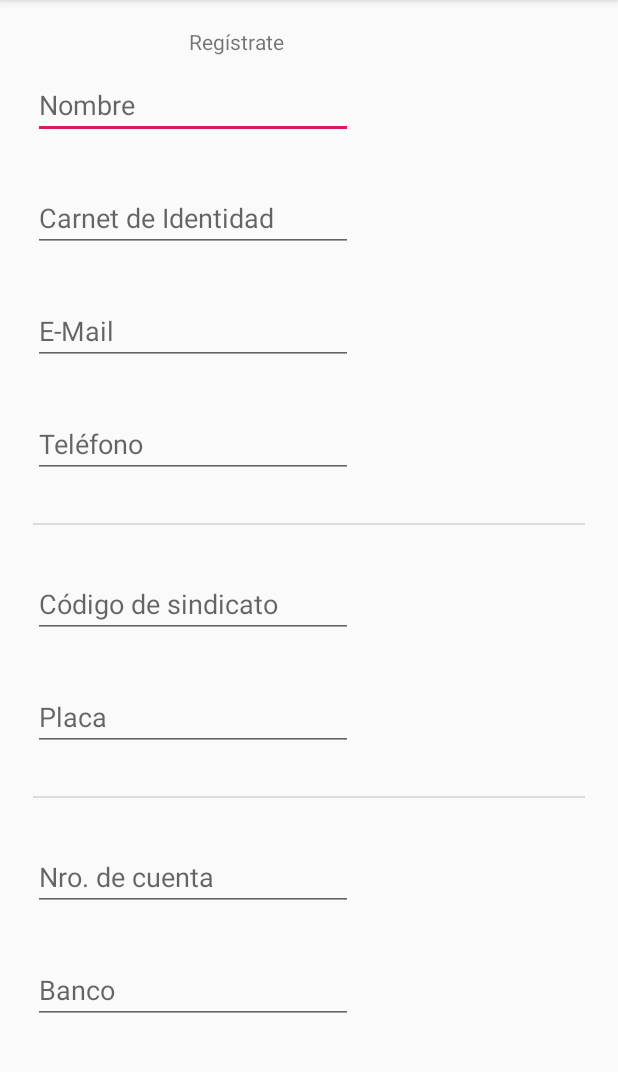
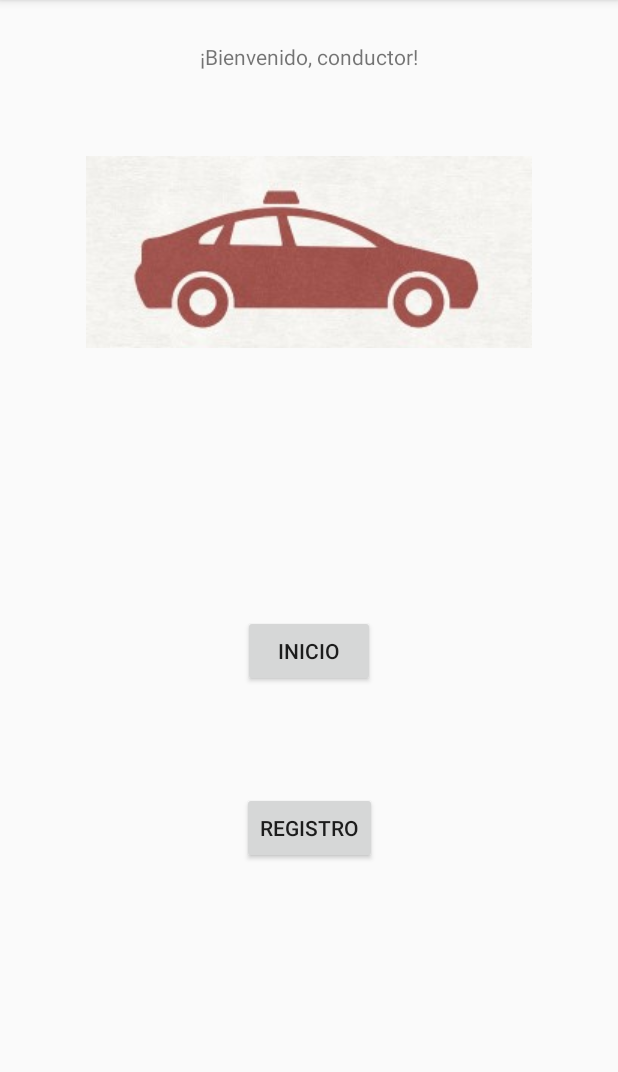
Before and after one commit to andresduarter22/sarana, an Android app: the screen it shows after launch (MainActivity), on a phone screen of 412 x 824 dp, the part 84-1156 px from its top. Run offline under Robolectric (Android 15) with nearby library versions, the phone set to English and light mode, and no system bars.

Commit message:
Pantalla de inicio y registrate bien

```diff
--- a/app/src/main/AndroidManifest.xml
+++ b/app/src/main/AndroidManifest.xml
@@ -10,9 +10,13 @@
         android:supportsRtl="true"
         android:theme="@style/AppTheme">
         <activity
+            android:name=".Registrate"
+            android:label="@string/title_activity_registrate"
+            android:theme="@style/AppTheme.NoActionBar"></activity>
+        <activity
             android:name=".Inicia"
             android:label="@string/title_activity_inicia"
-            android:theme="@style/AppTheme.NoActionBar"></activity>
+            android:theme="@style/AppTheme.NoActionBar" />
         <activity android:name=".MainActivity">
             <intent-filter>
                 <action android:name="android.intent.action.MAIN" />
--- a/app/src/main/java/com/example/sarana/MainActivity.java
+++ b/app/src/main/java/com/example/sarana/MainActivity.java
@@ -10,4 +10,5 @@ public class MainActivity extends AppCompatActivity {
         super.onCreate(savedInstanceState);
         setContentView(R.layout.activity_main);
     }
+
 }
--- a/app/src/main/res/layout/activity_main.xml
+++ b/app/src/main/res/layout/activity_main.xml
@@ -7,126 +7,47 @@
     tools:context=".MainActivity">
 
 
-    <ScrollView
-        android:layout_width="400dp"
-        android:layout_height="700dp"
-        android:layout_marginTop="8dp"
+    <TextView
+        android:layout_width="wrap_content"
+        android:layout_height="wrap_content"
+        android:layout_marginTop="28dp"
+        android:text="@string/bienvenido_bienvenido"
+        app:layout_constraintEnd_toEndOf="parent"
+        app:layout_constraintStart_toStartOf="parent"
+        app:layout_constraintTop_toTopOf="parent" />
+
+    <ImageView
+        android:id="@+id/autitoImagen"
+        android:layout_width="wrap_content"
+        android:layout_height="wrap_content"
+        android:layout_marginTop="104dp"
+        android:contentDescription="@string/bienvenido_autito"
+        android:src="@drawable/autito"
+        app:layout_constraintEnd_toEndOf="parent"
+        app:layout_constraintStart_toStartOf="parent"
+        app:layout_constraintTop_toTopOf="parent" />
+
+    <Button
+        android:id="@+id/inicioI"
+        android:layout_width="wrap_content"
+        android:layout_height="wrap_content"
+        android:layout_marginTop="410dp"
+        android:text="@string/bienvenido_inicio"
         app:layout_constraintEnd_toEndOf="parent"
         app:layout_constraintHorizontal_bias="0.5"
         app:layout_constraintStart_toStartOf="parent"
-        app:layout_constraintTop_toTopOf="parent">
+        app:layout_constraintTop_toTopOf="parent" />
 
-        <LinearLayout
-            android:layout_width="wrap_content"
-            android:layout_height="wrap_content"
-            android:paddingLeft="16dp"
-            android:paddingRight="16dp"
-            android:orientation="vertical" >
-
-            <TextView
-                android:id="@+id/registate"
-                android:layout_width="wrap_content"
-                android:layout_height="wrap_content"
-                android:layout_gravity="center"
-                android:layout_marginTop="10dp"
-                android:ems="10"
-                android:text="@string/registrateTitulo" />
-            <EditText
-                android:id="@+id/nombre"
-                android:layout_width="wrap_content"
-                android:layout_height="wrap_content"
-                android:layout_marginTop="10dp"
-                android:ems="10"
-                android:hint="@string/nombreR"
-                android:inputType="textPersonName" />
-
-            <EditText
-                android:id="@+id/CI"
-                android:layout_width="wrap_content"
-                android:layout_height="wrap_content"
-                android:layout_marginTop="30dp"
-                android:ems="10"
-                android:hint="@string/carnet_de_identidadR"
-                android:inputType="number"
-                android:autofillHints="" />
-
-            <EditText
-                android:id="@+id/mail"
-                android:layout_width="wrap_content"
-                android:layout_height="wrap_content"
-                android:layout_marginTop="30dp"
-                android:ems="10"
-                android:hint="@string/e_mailR"
-                android:inputType="textEmailAddress"
-                android:autofillHints="" />
-
-            <EditText
-                android:id="@+id/telefono"
-                android:layout_width="wrap_content"
-                android:layout_height="wrap_content"
-                android:layout_marginTop="30dp"
-                android:ems="10"
-                android:hint="@string/telefonoR"
-                android:inputType="phone"
-                android:autofillHints="" />
-
-            <View
-                android:id="@+id/divider"
-                android:layout_width="395dp"
-                android:layout_height="1dp"
-                android:layout_marginTop="30dp"
-                android:background="?android:attr/listDivider" />
-
-            <EditText
-                android:id="@+id/codigoTransito"
-                android:layout_width="wrap_content"
-                android:layout_height="wrap_content"
-                android:layout_marginTop="30dp"
-                android:ems="10"
-                android:hint="@string/codigo_de_sindicatoR"
-                android:inputType="textPersonName"
-                android:autofillHints="" />
-
-            <EditText
-                android:id="@+id/placa"
-                android:layout_width="wrap_content"
-                android:layout_height="wrap_content"
-                android:layout_marginTop="30dp"
-                android:ems="10"
-                android:hint="@string/placa"
-                android:inputType="textPersonName"
-                android:autofillHints="" />
-
-            <View
-                android:id="@+id/divider2"
-                android:layout_width="395dp"
-                android:layout_height="1dp"
-                android:layout_marginTop="30dp"
-                android:background="?android:attr/listDivider" />
-
-            <EditText
-                android:id="@+id/numeroCuenta"
-                android:layout_width="wrap_content"
-                android:layout_height="wrap_content"
-                android:layout_marginTop="30dp"
-                android:ems="10"
-                android:hint="@string/nro_de_cuenta"
-                android:inputType="textPersonName"
-                android:autofillHints="" />
-
-            <EditText
-                android:id="@+id/banco"
-                android:layout_width="wrap_content"
-                android:layout_height="wrap_content"
-                android:layout_marginTop="30dp"
-                android:layout_marginBottom="40dp"
-                android:ems="10"
-                android:hint="@string/banco"
-                android:inputType="textPersonName"
-                android:autofillHints="" />
-
-        </LinearLayout>
-    </ScrollView>
+    <Button
+        android:id="@+id/registroI"
+        android:layout_width="wrap_content"
+        android:layout_height="wrap_content"
+        android:layout_marginTop="528dp"
+        android:text="@string/bienvenido_registro"
+        app:layout_constraintEnd_toEndOf="parent"
+        app:layout_constraintHorizontal_bias="0.5"
+        app:layout_constraintStart_toStartOf="parent"
+        app:layout_constraintTop_toTopOf="parent" />
 
 
 </android.support.constraint.ConstraintLayout>
--- a/app/src/main/res/layout/content_inicia.xml
+++ b/app/src/main/res/layout/content_inicia.xml
@@ -4,7 +4,6 @@
     xmlns:tools="http://schemas.android.com/tools"
     android:layout_width="match_parent"
     android:layout_height="match_parent"
-    app:layout_behavior="@string/appbar_scrolling_view_behavior"
     tools:context=".Inicia"
     tools:showIn="@layout/activity_inicia">
 
--- a/app/src/main/res/values/strings.xml
+++ b/app/src/main/res/values/strings.xml
@@ -19,4 +19,10 @@
     <string name="placa">Placa</string>
     <string name="nro_de_cuenta">Nro. de cuenta</string>
     <string name="banco">Banco</string>
+    <string name="title_activity_registrate">Registrate</string>
+
+    <string name="bienvenido_bienvenido">¡Bienvenido, conductor!</string>
+    <string name="bienvenido_autito">autito</string>
+    <string name="bienvenido_inicio">Inicio</string>
+    <string name="bienvenido_registro">Registro</string>
 </resources>
--- a/app/src/main/res/values/styles.xml
+++ b/app/src/main/res/values/styles.xml
@@ -16,6 +16,7 @@
     <style name="AppTheme.AppBarOverlay" parent="ThemeOverlay.AppCompat.Dark.ActionBar" />
 
     <style name="AppTheme.PopupOverlay" parent="ThemeOverlay.AppCompat.Light" />
+
     <style name="Divider">
         <item name="android:layout_width">match_parent</item>
         <item name="android:layout_height">5dp</item>
```
Also changed, not shown: app/src/main/java/com/example/sarana/Registrate.java (added, +21 -0 lines), app/src/main/res/layout/activity_registrate.xml (added, +137 -0 lines), app/src/main/res/layout/content_registrate.xml (added, +10 -0 lines), app/src/main/res/drawable/autito.jpg (added).
